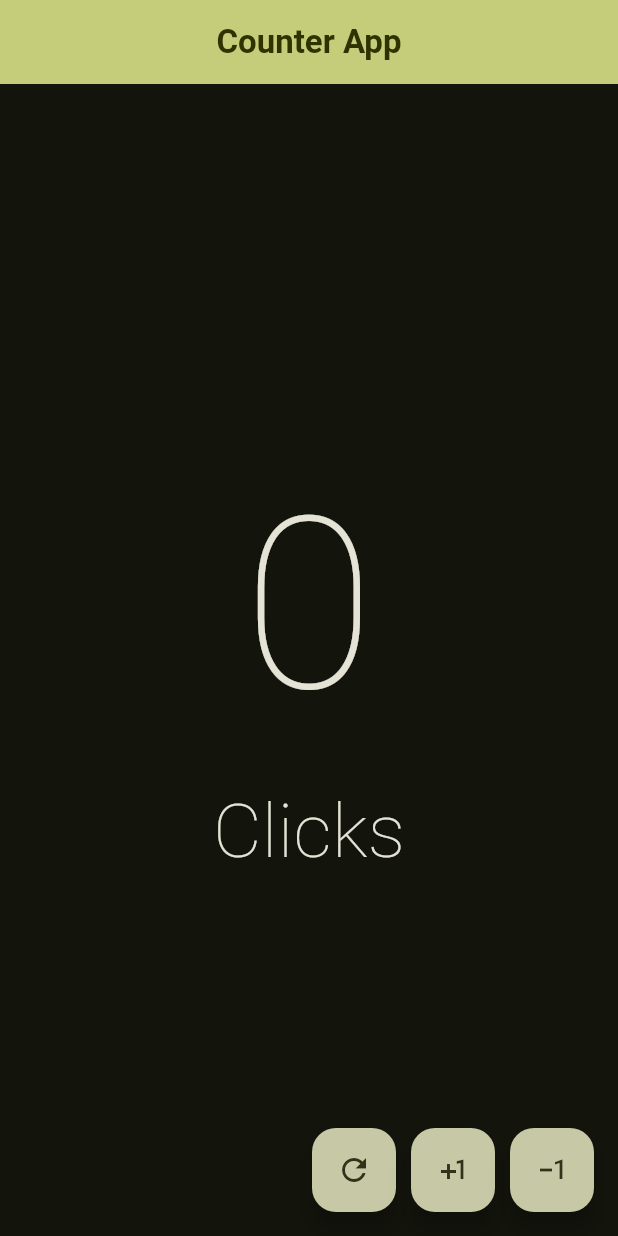
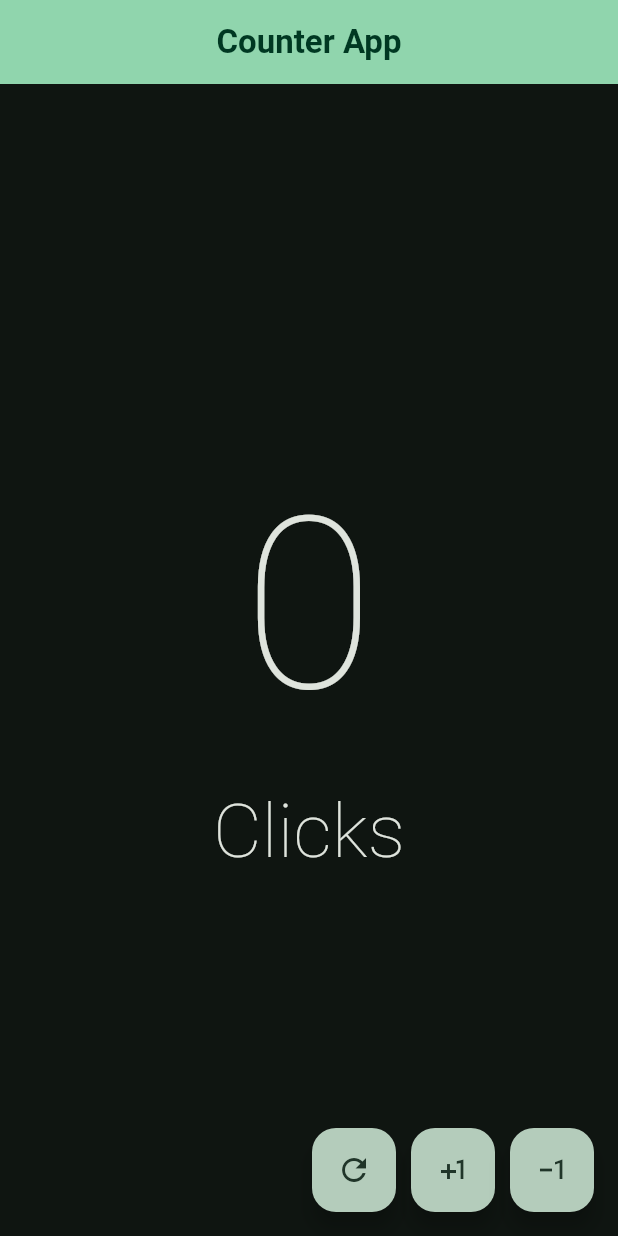
Before and after one commit to ferpaz/flutter-counter-app, a Flutter app: the screen it shows after launch, on a phone screen of 412 x 824 dp. Run offline on Flutter 3.47's test engine with Material 2 defaults, Android fonts, the light colour scheme and no system bars.

```diff
--- a/lib/main.dart
+++ b/lib/main.dart
@@ -15,7 +15,7 @@ class MyApp extends StatelessWidget {
       title: 'Counter App',
       debugShowCheckedModeBanner: false,
       theme: ThemeData(
-         colorSchemeSeed: Colors.limeAccent,
+         colorSchemeSeed: Colors.greenAccent,
          useMaterial3: true,
          brightness: Brightness.dark
       ),
--- a/lib/presentation/screens/counter_screen.dart
+++ b/lib/presentation/screens/counter_screen.dart
@@ -91,6 +91,7 @@ class CustomButton extends StatelessWidget {
       onPressed: onPressed,
       tooltip: tooltip,
       child: Icon(icon),
+
     );
   }
 }
```
Also changed, not shown: 1 other file.
